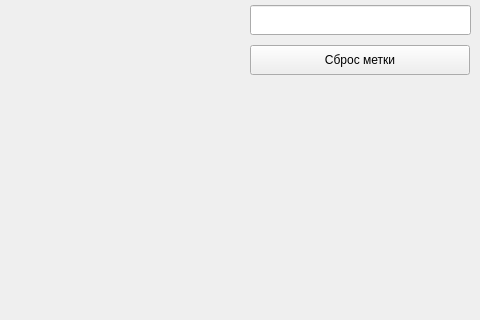
The window that MainWidget.ui (DrPepper1337/MapsApi_Project) describes before a commit, drawn with Qt 5; both pictures show x 320 to 800 and y 125 to 445 of the 800 by 600 pixel window.
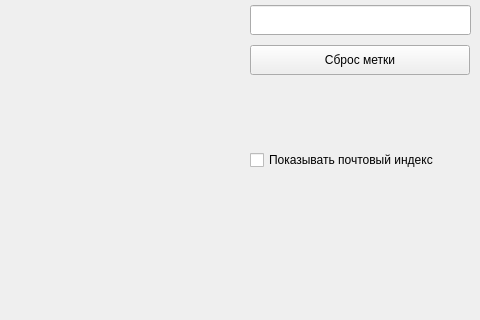
The same window after the commit.

```diff
--- a/MainWidget.ui
+++ b/MainWidget.ui
@@ -126,6 +126,22 @@
      <bool>true</bool>
     </property>
    </widget>
+   <widget class="QCheckBox" name="index_chbx">
+    <property name="geometry">
+     <rect>
+      <x>570</x>
+      <y>270</y>
+      <width>220</width>
+      <height>30</height>
+     </rect>
+    </property>
+    <property name="focusPolicy">
+     <enum>Qt::NoFocus</enum>
+    </property>
+    <property name="text">
+     <string>Показывать почтовый индекс</string>
+    </property>
+   </widget>
   </widget>
   <widget class="QMenuBar" name="menubar">
    <property name="geometry">
```
